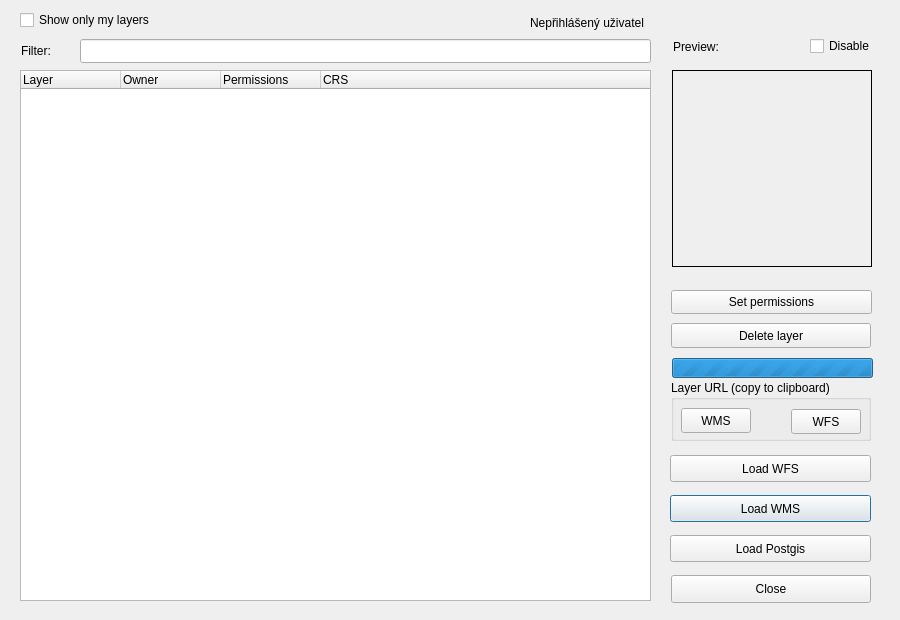
Old version of the form dlg_addLayer.ui in the repository LESPROJEKT/qgis-layman-plugin.
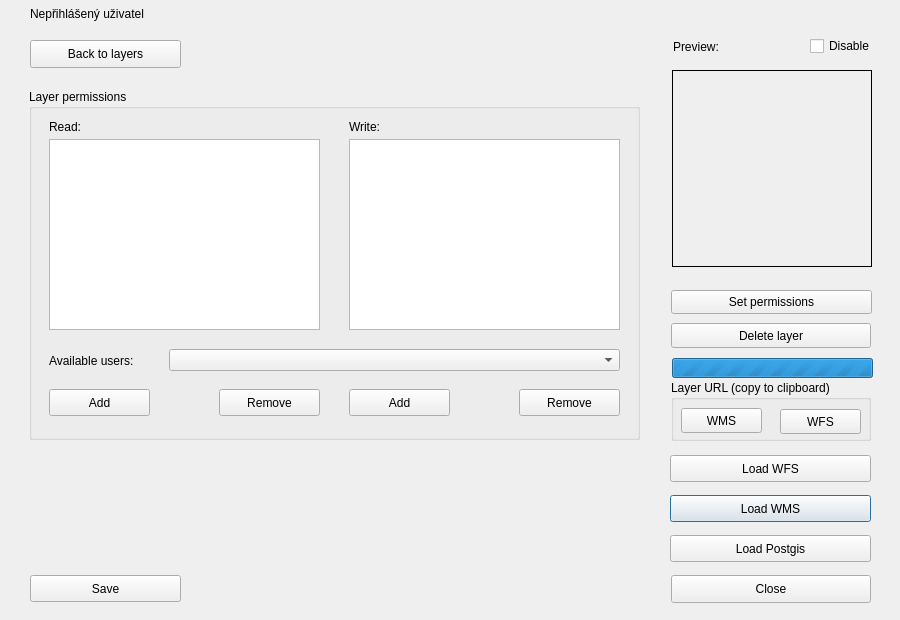
New version of the form. The open tabs and pages were chosen to show the change. Icons and pictures are not drawn. Custom widgets are drawn as their Qt base class.

```diff
--- a/dlg_addLayer.ui
+++ b/dlg_addLayer.ui
@@ -46,39 +46,10 @@
    <property name="text">
     <string>Load WMS</string>
    </property>
-  </widget>
-  <widget class="QTreeWidget" name="treeWidget">
-   <property name="geometry">
-    <rect>
-     <x>20</x>
-     <y>70</y>
-     <width>631</width>
-     <height>531</height>
-    </rect>
+   <property name="icon">
+    <iconset>
+     <normaloff>icons/gi (1).png</normaloff>icons/gi (1).png</iconset>
    </property>
-   <property name="selectionMode">
-    <enum>QAbstractItemView::ExtendedSelection</enum>
-   </property>
-   <column>
-    <property name="text">
-     <string>Layer</string>
-    </property>
-   </column>
-   <column>
-    <property name="text">
-     <string>Owner</string>
-    </property>
-   </column>
-   <column>
-    <property name="text">
-     <string>Permissions</string>
-    </property>
-   </column>
-   <column>
-    <property name="text">
-     <string>CRS</string>
-    </property>
-   </column>
   </widget>
   <widget class="QPushButton" name="pushButton_close">
    <property name="geometry">
@@ -205,60 +176,16 @@
    <property name="text">
     <string>Set permissions</string>
    </property>
-  </widget>
-  <widget class="QCheckBox" name="checkBox_own">
-   <property name="geometry">
-    <rect>
-     <x>20</x>
-     <y>10</y>
-     <width>191</width>
-     <height>20</height>
-    </rect>
-   </property>
-   <property name="text">
-    <string>Show only my layers</string>
-   </property>
-  </widget>
-  <widget class="QgsFilterLineEdit" name="filter">
-   <property name="geometry">
-    <rect>
-     <x>80</x>
-     <y>39</y>
-     <width>571</width>
-     <height>24</height>
-    </rect>
-   </property>
-   <property name="sizePolicy">
-    <sizepolicy hsizetype="Expanding" vsizetype="Fixed">
-     <horstretch>0</horstretch>
-     <verstretch>0</verstretch>
-    </sizepolicy>
-   </property>
-   <property name="text">
-    <string/>
-   </property>
-   <property name="value">
-    <string/>
-   </property>
-  </widget>
-  <widget class="QLabel" name="label">
-   <property name="geometry">
-    <rect>
-     <x>21</x>
-     <y>41</y>
-     <width>50</width>
-     <height>20</height>
-    </rect>
-   </property>
-   <property name="text">
-    <string>Filter:</string>
+   <property name="icon">
+    <iconset>
+     <normaloff>icons/share_FILL0_wght500_GRAD0_opsz24.png</normaloff>icons/share_FILL0_wght500_GRAD0_opsz24.png</iconset>
    </property>
   </widget>
   <widget class="QLabel" name="label_noUser">
    <property name="geometry">
     <rect>
-     <x>530</x>
-     <y>13</y>
+     <x>30</x>
+     <y>4</y>
      <width>131</width>
      <height>20</height>
     </rect>
@@ -284,7 +211,7 @@
      <rect>
       <x>10</x>
       <y>28</y>
-      <width>70</width>
+      <width>81</width>
       <height>25</height>
      </rect>
     </property>
@@ -295,9 +222,9 @@
    <widget class="QPushButton" name="pushButton_urlWfs">
     <property name="geometry">
      <rect>
-      <x>120</x>
+      <x>109</x>
       <y>29</y>
-      <width>70</width>
+      <width>81</width>
       <height>25</height>
      </rect>
     </property>
@@ -331,6 +258,287 @@
    <property name="text">
     <string>Load Postgis</string>
    </property>
+   <property name="icon">
+    <iconset>
+     <normaloff>icons/database.png</normaloff>icons/database.png</iconset>
+   </property>
+  </widget>
+  <widget class="QStackedWidget" name="stackedWidget">
+   <property name="geometry">
+    <rect>
+     <x>20</x>
+     <y>30</y>
+     <width>641</width>
+     <height>581</height>
+    </rect>
+   </property>
+   <property name="currentIndex">
+    <number>1</number>
+   </property>
+   <widget class="QWidget" name="page1">
+    <widget class="QPushButton" name="pushButton_save">
+     <property name="geometry">
+      <rect>
+       <x>10</x>
+       <y>545</y>
+       <width>151</width>
+       <height>27</height>
+      </rect>
+     </property>
+     <property name="text">
+      <string>Save</string>
+     </property>
+     <property name="icon">
+      <iconset>
+       <normaloff>icons/save_ico.png</normaloff>icons/save_ico.png</iconset>
+     </property>
+    </widget>
+    <widget class="QPushButton" name="pushButton_back">
+     <property name="geometry">
+      <rect>
+       <x>10</x>
+       <y>10</y>
+       <width>151</width>
+       <height>28</height>
+      </rect>
+     </property>
+     <property name="text">
+      <string>Back to layers</string>
+     </property>
+     <property name="icon">
+      <iconset>
+       <normaloff>icons/back.png</normaloff>icons/back.png</iconset>
+     </property>
+    </widget>
+    <widget class="QGroupBox" name="groupBox_2">
+     <property name="geometry">
+      <rect>
+       <x>9</x>
+       <y>59</y>
+       <width>611</width>
+       <height>351</height>
+      </rect>
+     </property>
+     <property name="title">
+      <string>Layer permissions</string>
+     </property>
+     <widget class="QLabel" name="label">
+      <property name="geometry">
+       <rect>
+        <x>20</x>
+        <y>264</y>
+        <width>101</width>
+        <height>16</height>
+       </rect>
+      </property>
+      <property name="text">
+       <string>Available users:</string>
+      </property>
+     </widget>
+     <widget class="QLabel" name="label_4">
+      <property name="geometry">
+       <rect>
+        <x>20</x>
+        <y>30</y>
+        <width>55</width>
+        <height>16</height>
+       </rect>
+      </property>
+      <property name="text">
+       <string>Read:</string>
+      </property>
+     </widget>
+     <widget class="QListWidget" name="listWidget_write">
+      <property name="geometry">
+       <rect>
+        <x>320</x>
+        <y>50</y>
+        <width>271</width>
+        <height>191</height>
+       </rect>
+      </property>
+     </widget>
+     <widget class="QPushButton" name="pushButton_addRead">
+      <property name="geometry">
+       <rect>
+        <x>20</x>
+        <y>300</y>
+        <width>101</width>
+        <height>27</height>
+       </rect>
+      </property>
+      <property name="text">
+       <string>Add</string>
+      </property>
+      <property name="icon">
+       <iconset>
+        <normaloff>icons/add.png</normaloff>icons/add.png</iconset>
+      </property>
+     </widget>
+     <widget class="QPushButton" name="pushButton_addWrite">
+      <property name="geometry">
+       <rect>
+        <x>320</x>
+        <y>300</y>
+        <width>101</width>
+        <height>27</height>
+       </rect>
+      </property>
+      <property name="text">
+       <string>Add</string>
+      </property>
+      <property name="icon">
+       <iconset>
+        <normaloff>icons/add.png</normaloff>icons/add.png</iconset>
+      </property>
+     </widget>
+     <widget class="QPushButton" name="pushButton_removeWrite">
+      <property name="geometry">
+       <rect>
+        <x>490</x>
+        <y>300</y>
+        <width>101</width>
+        <height>27</height>
+       </rect>
+      </property>
+      <property name="text">
+       <string>Remove</string>
+      </property>
+      <property name="icon">
+       <iconset>
+        <normaloff>icons/delete_FILL0_wght500_GRAD0_opsz24.png</normaloff>icons/delete_FILL0_wght500_GRAD0_opsz24.png</iconset>
+      </property>
+     </widget>
+     <widget class="QListWidget" name="listWidget_read">
+      <property name="geometry">
+       <rect>
+        <x>20</x>
+        <y>50</y>
+        <width>271</width>
+        <height>191</height>
+       </rect>
+      </property>
+     </widget>
+     <widget class="QLabel" name="label_3">
+      <property name="geometry">
+       <rect>
+        <x>320</x>
+        <y>30</y>
+        <width>55</width>
+        <height>16</height>
+       </rect>
+      </property>
+      <property name="text">
+       <string>Write:</string>
+      </property>
+     </widget>
+     <widget class="QComboBox" name="comboBox_users">
+      <property name="geometry">
+       <rect>
+        <x>140</x>
+        <y>260</y>
+        <width>451</width>
+        <height>22</height>
+       </rect>
+      </property>
+     </widget>
+     <widget class="QPushButton" name="pushButton_removeRead">
+      <property name="geometry">
+       <rect>
+        <x>190</x>
+        <y>300</y>
+        <width>101</width>
+        <height>27</height>
+       </rect>
+      </property>
+      <property name="text">
+       <string>Remove</string>
+      </property>
+      <property name="icon">
+       <iconset>
+        <normaloff>icons/delete_FILL0_wght500_GRAD0_opsz24.png</normaloff>icons/delete_FILL0_wght500_GRAD0_opsz24.png</iconset>
+      </property>
+     </widget>
+    </widget>
+   </widget>
+   <widget class="QWidget" name="page2">
+    <widget class="QTreeWidget" name="treeWidget">
+     <property name="geometry">
+      <rect>
+       <x>10</x>
+       <y>80</y>
+       <width>611</width>
+       <height>491</height>
+      </rect>
+     </property>
+     <property name="selectionMode">
+      <enum>QAbstractItemView::ExtendedSelection</enum>
+     </property>
+     <column>
+      <property name="text">
+       <string>Layer</string>
+      </property>
+     </column>
+     <column>
+      <property name="text">
+       <string>Owner</string>
+      </property>
+     </column>
+     <column>
+      <property name="text">
+       <string>Permissions</string>
+      </property>
+     </column>
+     <column>
+      <property name="text">
+       <string>CRS</string>
+      </property>
+     </column>
+     <column>
+      <property name="text">
+       <string>Status</string>
+      </property>
+     </column>
+    </widget>
+    <widget class="QgsFilterLineEdit" name="filter">
+     <property name="geometry">
+      <rect>
+       <x>10</x>
+       <y>40</y>
+       <width>611</width>
+       <height>24</height>
+      </rect>
+     </property>
+     <property name="sizePolicy">
+      <sizepolicy hsizetype="Expanding" vsizetype="Fixed">
+       <horstretch>0</horstretch>
+       <verstretch>0</verstretch>
+      </sizepolicy>
+     </property>
+     <property name="text">
+      <string/>
+     </property>
+     <property name="placeholderText">
+      <string>Filter</string>
+     </property>
+     <property name="value">
+      <string/>
+     </property>
+    </widget>
+    <widget class="QCheckBox" name="checkBox_own">
+     <property name="geometry">
+      <rect>
+       <x>10</x>
+       <y>6</y>
+       <width>191</width>
+       <height>20</height>
+      </rect>
+     </property>
+     <property name="text">
+      <string>Show only my layers</string>
+     </property>
+    </widget>
+   </widget>
   </widget>
  </widget>
  <customwidgets>
```
Left out of the diff: 16 changed lines with no effect on the pictures.
